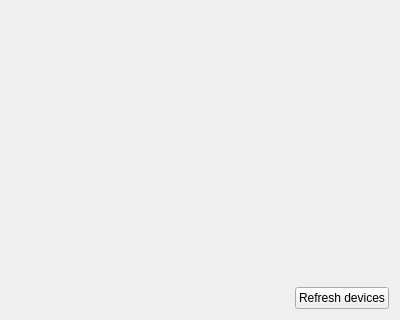
Above: src/gui/scan_settings_widget.ui from p12tic/sanescan before the change; both pictures show x 0 to 400 and y 558 to 878 of the 400 by 878 pixel window. Below: the same form after it.
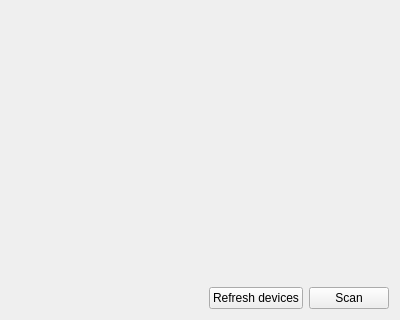
That is the form after the change.

Commit message: gui: Implement support for reading scan data

```diff
--- a/src/gui/scan_settings_widget.ui
+++ b/src/gui/scan_settings_widget.ui
@@ -66,6 +66,13 @@
        </property>
       </widget>
      </item>
+     <item>
+      <widget class="QPushButton" name="b_scan">
+       <property name="text">
+        <string>Scan</string>
+       </property>
+      </widget>
+     </item>
     </layout>
    </item>
   </layout>
```
The commit also changes 5 other files.
